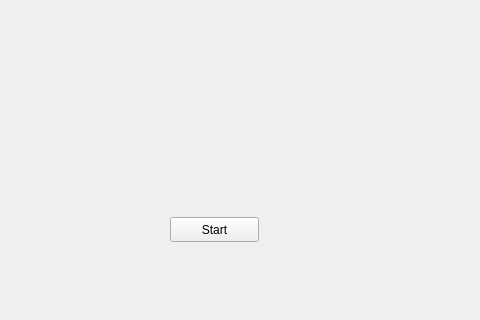
Old version of the form mainwindow.ui in the repository yvodelaere/QtRealSense; both pictures show x 0 to 480 and y 379 to 699 of the 797 by 699 pixel window.
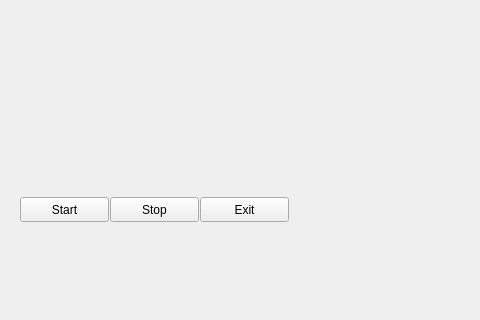
New version of the form.

Patch:
```diff
--- a/mainwindow.ui
+++ b/mainwindow.ui
@@ -19,8 +19,8 @@
      <rect>
       <x>0</x>
       <y>0</y>
-      <width>480</width>
-      <height>640</height>
+      <width>640</width>
+      <height>480</height>
      </rect>
     </property>
     <property name="text">
@@ -30,8 +30,8 @@
    <widget class="QPushButton" name="startButton">
     <property name="geometry">
      <rect>
-      <x>170</x>
-      <y>560</y>
+      <x>20</x>
+      <y>540</y>
       <width>89</width>
       <height>25</height>
      </rect>
@@ -40,6 +40,32 @@
      <string>Start</string>
     </property>
    </widget>
+   <widget class="QPushButton" name="StopBtn">
+    <property name="geometry">
+     <rect>
+      <x>110</x>
+      <y>540</y>
+      <width>89</width>
+      <height>25</height>
+     </rect>
+    </property>
+    <property name="text">
+     <string>Stop</string>
+    </property>
+   </widget>
+   <widget class="QPushButton" name="ExitBtn">
+    <property name="geometry">
+     <rect>
+      <x>200</x>
+      <y>540</y>
+      <width>89</width>
+      <height>25</height>
+     </rect>
+    </property>
+    <property name="text">
+     <string>Exit</string>
+    </property>
+   </widget>
   </widget>
   <widget class="QMenuBar" name="menuBar">
    <property name="geometry">
```
Left out of the diff: 2 changed lines with no effect on the pictures.
